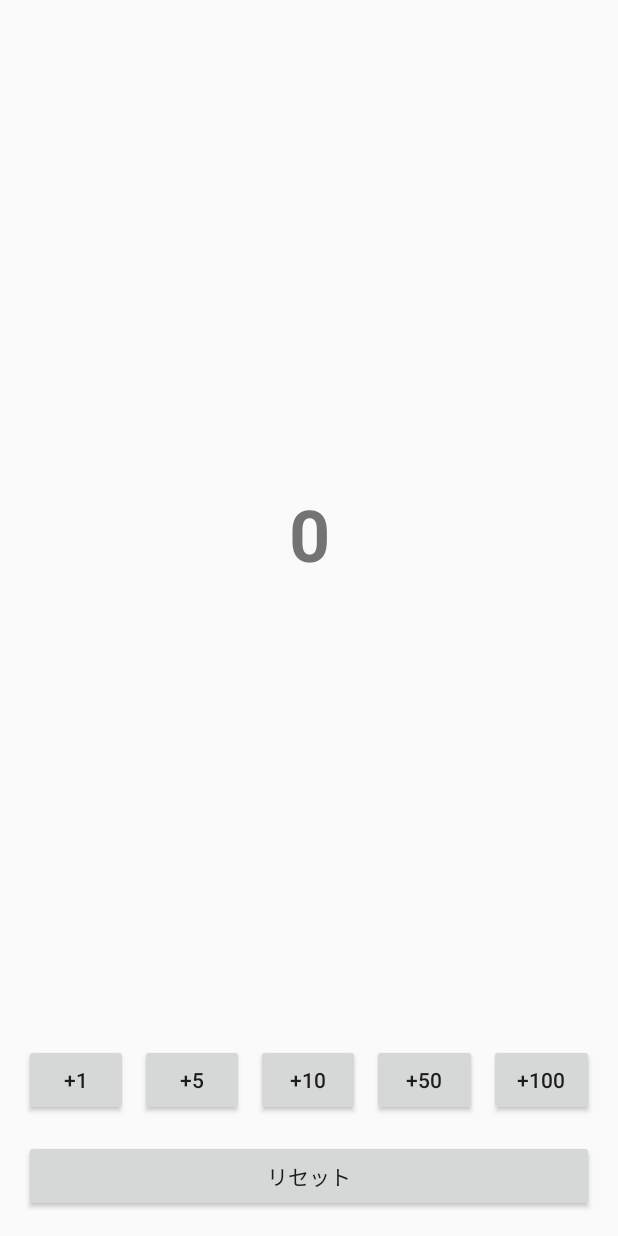
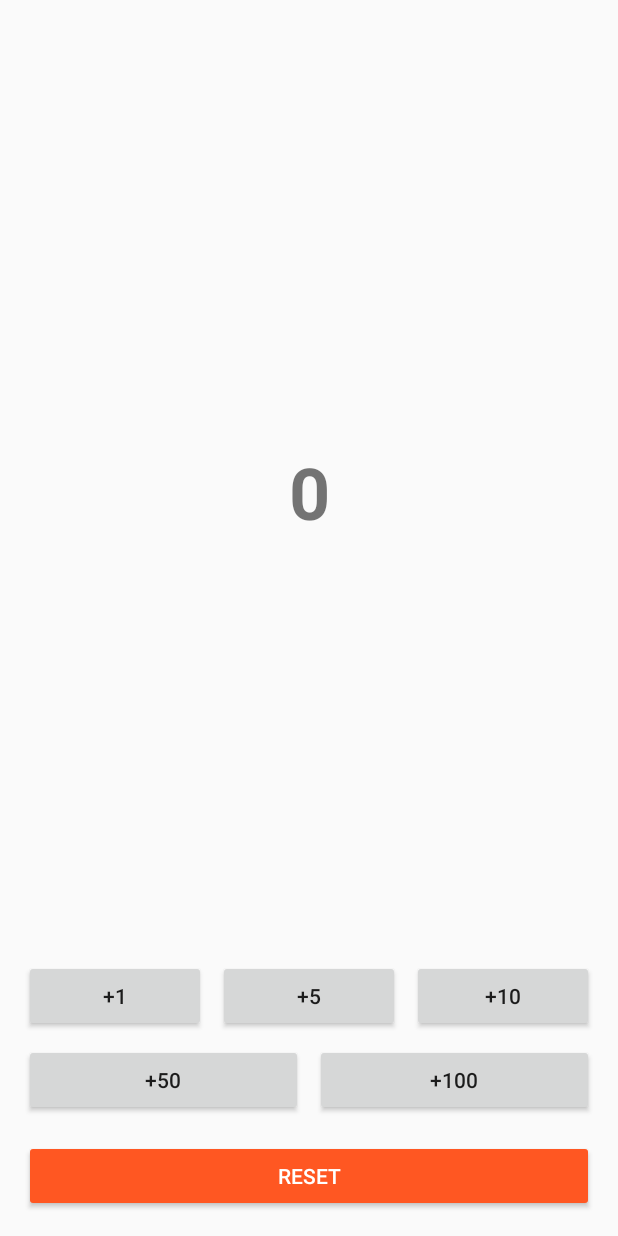
Before and after one commit to airosB/CoinCounter, an Android app built with Jetpack Compose: the layout activity_main.xml on its own in the app's theme, with its tools: preview values and no code run, on a phone screen of 412 x 824 dp. Run offline under Robolectric (Android 15) with nearby library versions, the phone set to English and light mode, and no system bars.

Commit message:
デザイン修正

```diff
--- a/app/build.gradle.kts
+++ b/app/build.gradle.kts
@@ -51,6 +51,7 @@ dependencies {
     implementation(libs.androidx.ui.tooling.preview)
     implementation(libs.androidx.material3)
     implementation("androidx.appcompat:appcompat:1.7.0")
+    implementation("com.google.android.material:material:1.10.0")
 
     testImplementation(libs.junit)
     androidTestImplementation(libs.androidx.junit)
--- a/app/src/main/AndroidManifest.xml
+++ b/app/src/main/AndroidManifest.xml
@@ -16,7 +16,7 @@
             android:name=".MainActivity"
             android:exported="true"
             android:label="@string/app_name"
-            android:theme="@style/Theme.AppCompat.Light.DarkActionBar">
+            android:theme="@style/Theme.UnitCounter">
             <intent-filter>
                 <action android:name="android.intent.action.MAIN" />
 
--- a/app/src/main/res/layout/activity_main.xml
+++ b/app/src/main/res/layout/activity_main.xml
@@ -22,52 +22,66 @@
         <LinearLayout
             android:layout_width="match_parent"
             android:layout_height="wrap_content"
-            android:orientation="horizontal"
+            android:orientation="vertical"
             android:gravity="center">
 
-            <!-- +1 ボタン -->
+            <!-- 上段ボタン: +1, +5, +10 -->
+            <LinearLayout
+                android:layout_width="match_parent"
+                android:layout_height="wrap_content"
+                android:orientation="horizontal"
+                android:gravity="center"
+                android:layout_marginBottom="8dp">
+
                 <Button
                     android:id="@+id/buttonIncrement"
                     android:layout_width="0dp"
                     android:layout_height="wrap_content"
                     android:layout_weight="1"
+                    android:layout_marginEnd="4dp"
                     android:text="+1" />
 
-            <!-- +5 ボタン -->
                 <Button
                     android:id="@+id/buttonIncrement5"
                     android:layout_width="0dp"
                     android:layout_height="wrap_content"
                     android:layout_weight="1"
-                android:layout_marginStart="8dp"
+                    android:layout_marginStart="4dp"
+                    android:layout_marginEnd="4dp"
                     android:text="+5" />
 
-            <!-- +10 ボタン -->
                 <Button
                     android:id="@+id/buttonIncrement10"
                     android:layout_width="0dp"
                     android:layout_height="wrap_content"
                     android:layout_weight="1"
-                android:layout_marginStart="8dp"
+                    android:layout_marginStart="4dp"
                     android:text="+10" />
+            </LinearLayout>
 
-            <!-- +50 ボタン -->
+            <!-- 下段ボタン: +50, +100 -->
+            <LinearLayout
+                android:layout_width="match_parent"
+                android:layout_height="wrap_content"
+                android:orientation="horizontal"
+                android:gravity="center">
+
                 <Button
                     android:id="@+id/buttonIncrement50"
                     android:layout_width="0dp"
                     android:layout_height="wrap_content"
                     android:layout_weight="1"
-                android:layout_marginStart="8dp"
+                    android:layout_marginEnd="4dp"
                     android:text="+50" />
 
-            <!-- +100 ボタン -->
                 <Button
                     android:id="@+id/buttonIncrement100"
                     android:layout_width="0dp"
                     android:layout_height="wrap_content"
                     android:layout_weight="1"
-                android:layout_marginStart="8dp"
+                    android:layout_marginStart="4dp"
                     android:text="+100" />
+            </LinearLayout>
         </LinearLayout>
 
         <!-- リセットボタン -->
@@ -76,6 +90,9 @@
             android:layout_width="match_parent"
             android:layout_height="wrap_content"
             android:layout_marginTop="16dp"
-            android:text="リセット" />
+            android:text="Reset"
+            android:backgroundTint="@color/reset_button_background"
+            android:textColor="@color/reset_button_text" />
+
     </LinearLayout>
 </layout>
--- a/app/src/main/res/values/colors.xml
+++ b/app/src/main/res/values/colors.xml
@@ -7,4 +7,6 @@
     <color name="teal_700">#FF018786</color>
     <color name="black">#FF000000</color>
     <color name="white">#FFFFFFFF</color>
+    <color name="reset_button_background">#FF5722</color>
+    <color name="reset_button_text">#FFFFFF</color>
 </resources>
--- a/app/src/main/res/values/themes.xml
+++ b/app/src/main/res/values/themes.xml
@@ -1,4 +1,9 @@
 <resources>
-    <style name="Theme.UnitCounter" parent="Theme.AppCompat.Light.DarkActionBar">
+    <!-- マテリアルデザインテーマ -->
+    <style name="Theme.UnitCounter" parent="Theme.Material3.DayNight">
+        <!-- 必要に応じてカスタマイズ -->
+        <item name="colorPrimary">@color/purple_500</item>
+        <item name="colorSecondary">@color/teal_200</item>
+        <item name="colorTertiary">@color/purple_700</item>
     </style>
 </resources>
```
Lines whose indentation alone changed are shown as unchanged.
